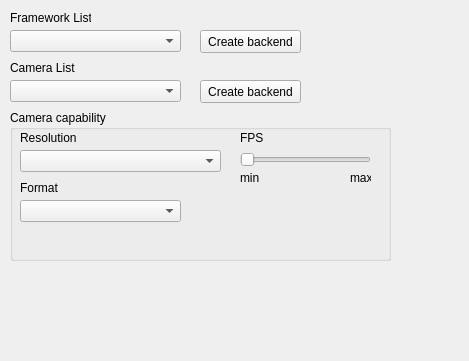
The window that test_app/mainwindow.ui (abibas/webcamCaptureNewDesign) describes before a commit, drawn with Qt 5.
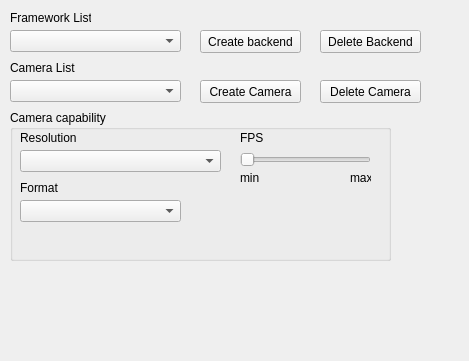
The same window after the commit.

Commit message: shared_ptr on mfBackend realized

The edit to the form file:
```diff
--- a/test_app/mainwindow.ui
+++ b/test_app/mainwindow.ui
@@ -83,7 +83,7 @@
      </rect>
     </property>
     <property name="text">
-     <string>Create backend</string>
+     <string>Create Camera</string>
     </property>
    </widget>
    <widget class="QGroupBox" name="cameraCapabilityGB">
@@ -197,6 +197,32 @@
      </property>
     </widget>
    </widget>
+   <widget class="QPushButton" name="deleteBackendBtn">
+    <property name="geometry">
+     <rect>
+      <x>320</x>
+      <y>30</y>
+      <width>101</width>
+      <height>23</height>
+     </rect>
+    </property>
+    <property name="text">
+     <string>Delete Backend</string>
+    </property>
+   </widget>
+   <widget class="QPushButton" name="deleteBackendBtn_2">
+    <property name="geometry">
+     <rect>
+      <x>320</x>
+      <y>80</y>
+      <width>101</width>
+      <height>23</height>
+     </rect>
+    </property>
+    <property name="text">
+     <string>Delete Camera</string>
+    </property>
+   </widget>
   </widget>
  </widget>
  <resources/>
```
The commit also changes 8 other files.
